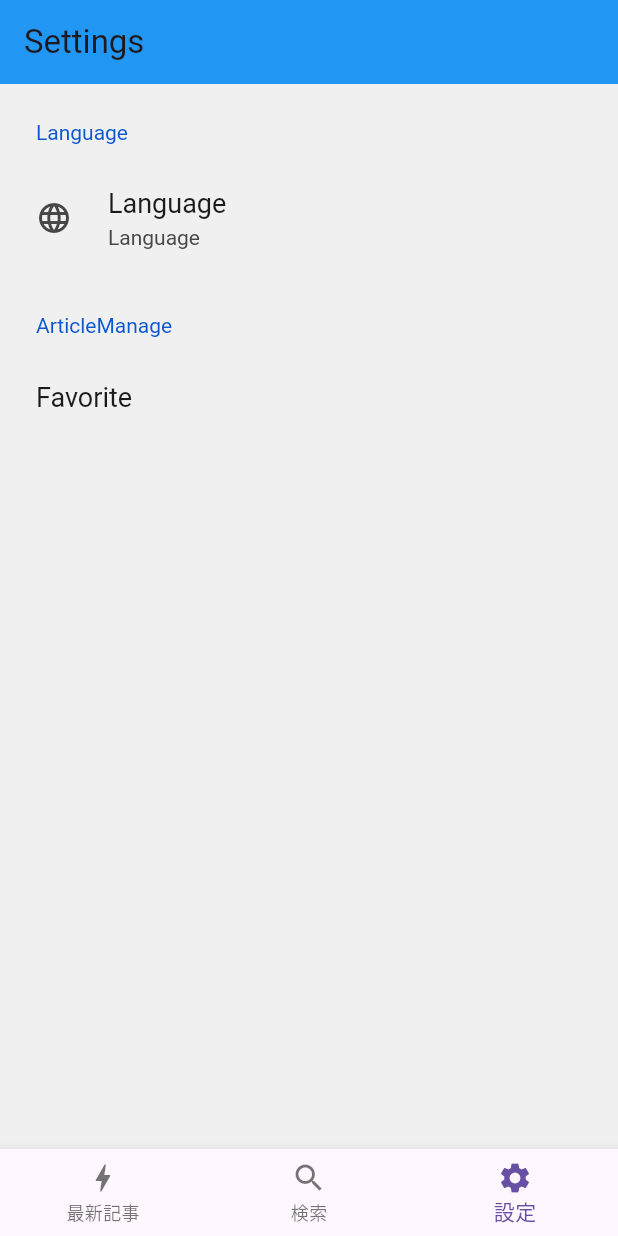
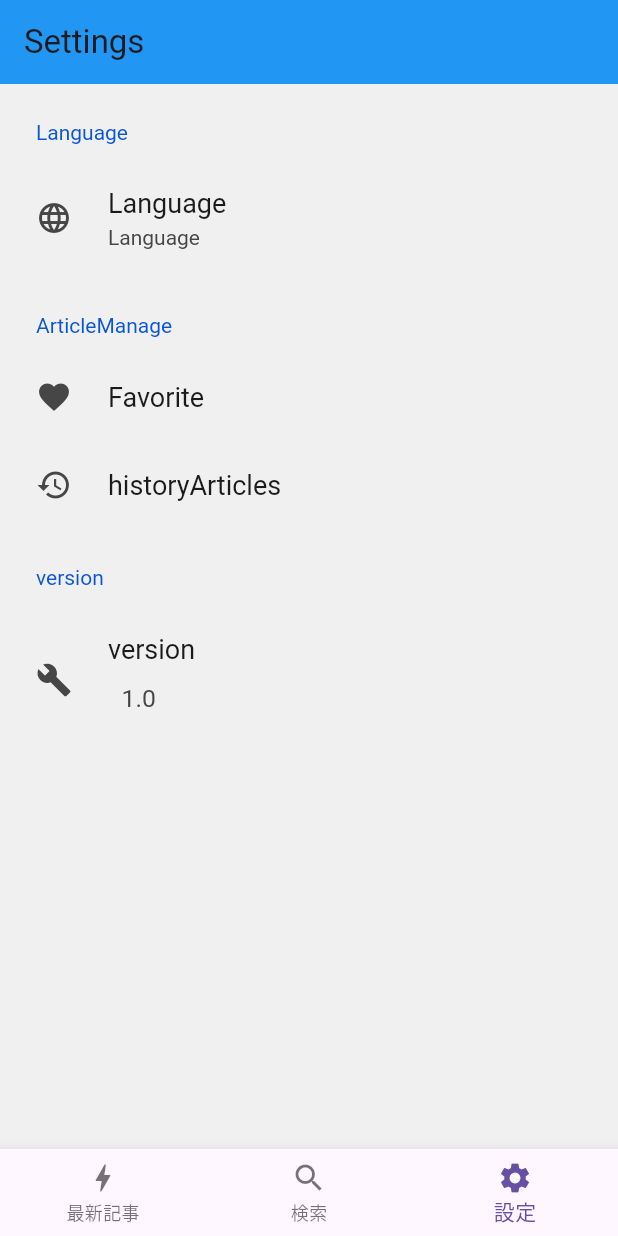
Before and after one commit to railgun-0402/zenn_app_flutter, a Flutter app: the screen it shows after launch, item 3 of the bottom bar chosen, on a phone screen of 412 x 824 dp. Run offline on Flutter 3.47's test engine with Material 3 defaults, Android fonts, the phone set to English and light mode, and no system bars; drawn by our look-alikes of settings_ui; our stand-ins replace shared_preferences, webview_flutter; generated files the repository leaves out were written again; network calls fail.

Commit message:
設定画面のUI作成

```diff
--- a/lib/l10n/app_en.arb
+++ b/lib/l10n/app_en.arb
@@ -5,5 +5,7 @@
   "english": "English",
   "japanese": "Japanese",
   "articleManage": "ArticleManage",
-  "favorite": "Favorite"
+  "favorite": "Favorite",
+  "version": "version",
+  "historyArticles": "historyArticles"
 }
--- a/lib/l10n/app_ja.arb
+++ b/lib/l10n/app_ja.arb
@@ -5,5 +5,7 @@
   "english": "英語",
   "japanese": "日本語",
   "articleManage": "記事管理",
-  "favorite": "お気に入り"
+  "favorite": "お気に入り",
+  "version": "バージョン",
+  "historyArticles": "閲覧履歴"
 }
--- a/lib/widgets/setting.dart
+++ b/lib/widgets/setting.dart
@@ -2,9 +2,27 @@ import 'package:flutter/material.dart';
 import 'package:settings_ui/settings_ui.dart';
 import 'package:flutter_gen/gen_l10n/app_localizations.dart';
 import 'package:zenn_app/widgets/settings/favorite_articles.dart';
+import 'package:zenn_app/widgets/settings/history_articles.dart';
 
 class Setting extends StatelessWidget {
   const Setting({super.key});
+
+  /* 記事管理の共通Tile */
+  SettingsTile articleTile({
+    required Icon leadingIcon,
+    required String title,
+    required WidgetBuilder destinationBuilder,
+  }) {
+    return SettingsTile.navigation(
+      leading: leadingIcon,
+      title: Text(title),
+      onPressed: (context) {
+        Navigator.of(context).push(
+          MaterialPageRoute(builder: destinationBuilder),
+        );
+      },
+    );
+  }
 
   @override
   Widget build(BuildContext context) {
@@ -13,6 +31,8 @@ class Setting extends StatelessWidget {
     final languageSectionTitle = AppLocalizations.of(context)!.language;
     final articleManage = AppLocalizations.of(context)!.articleManage;
     final favoriteMenu = AppLocalizations.of(context)!.favorite;
+    final version = AppLocalizations.of(context)!.version;
+    final historyArticles = AppLocalizations.of(context)!.historyArticles;
 
     return Scaffold(
         appBar: AppBar(
@@ -21,6 +41,7 @@ class Setting extends StatelessWidget {
         ),
         body: SettingsList( // 設定画面を構築
           sections: [
+            /* 言語 */
             SettingsSection(
               title: Text(settingTitle),
               tiles:<SettingsTile> [
@@ -33,21 +54,42 @@ class Setting extends StatelessWidget {
                 ),
               ],
             ),
+            /* 記事管理 */
             SettingsSection(
                 title: Text(articleManage),
                 tiles: <SettingsTile> [
-                  SettingsTile.navigation(
-                      title: Text(favoriteMenu),
-                      onPressed: (context) async {
-                        // お気に入り一覧画面へ
-                        Navigator.of(context).push(
-                            MaterialPageRoute(
-                                builder: (_) => const FavoriteArticles(
-                            )),
-                        );
-                      },
+                  /* お気に入り */
+                  articleTile(
+                    leadingIcon: const Icon(Icons.favorite),
+                    title: favoriteMenu,
+                    destinationBuilder: (_) => const FavoriteArticles(),
+                  ),
+                  /* 閲覧履歴 */
+                  articleTile(
+                    leadingIcon: const Icon(Icons.history),
+                    title: historyArticles,
+                    destinationBuilder: (_) => const HistoryArticles(),
                   ),
                 ],
+            ),
+            /* バージョン */
+            SettingsSection(
+              title: Text(version),
+              tiles:<SettingsTile> [
+                SettingsTile(
+                  leading: const Icon(Icons.build),
+                  title: Text(version),
+                  value: const Padding(
+                    padding: EdgeInsets.all(9.0),
+                    child: Text(
+                        '1.0',
+                      style: TextStyle(
+                          fontSize: 16.5,
+                      ),
+                    ),
+                  ),
+                ),
+              ],
             ),
           ],
         ),
```
Also changed, not shown: lib/widgets/settings/history_articles.dart (added, +16 -0 lines).
